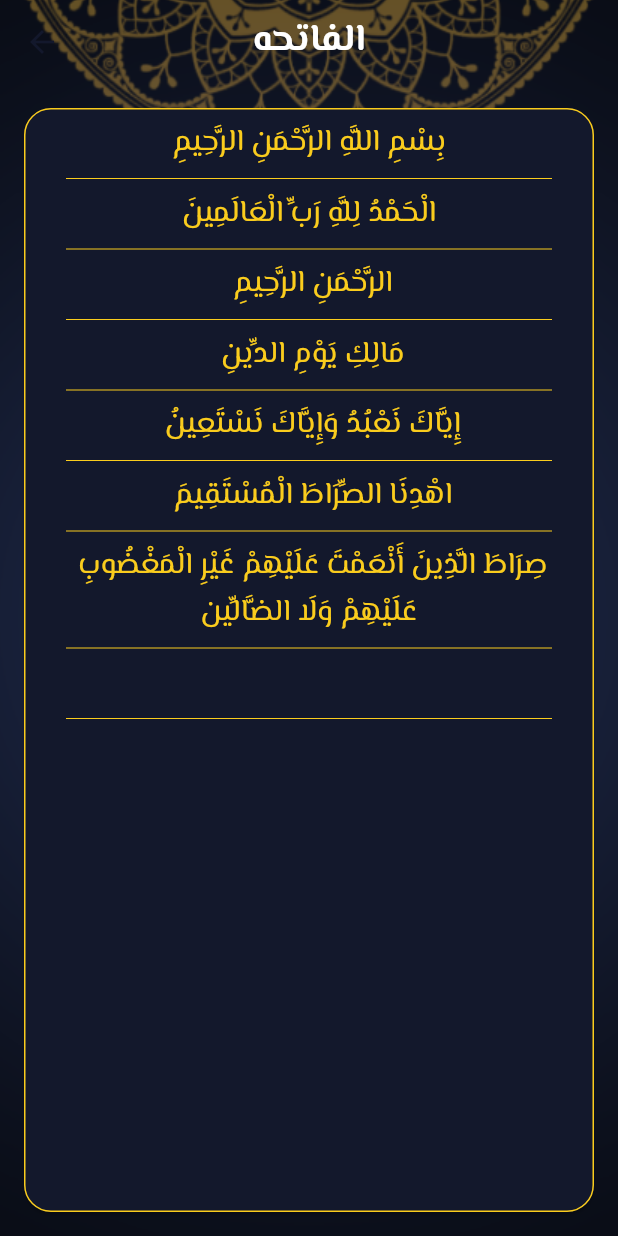
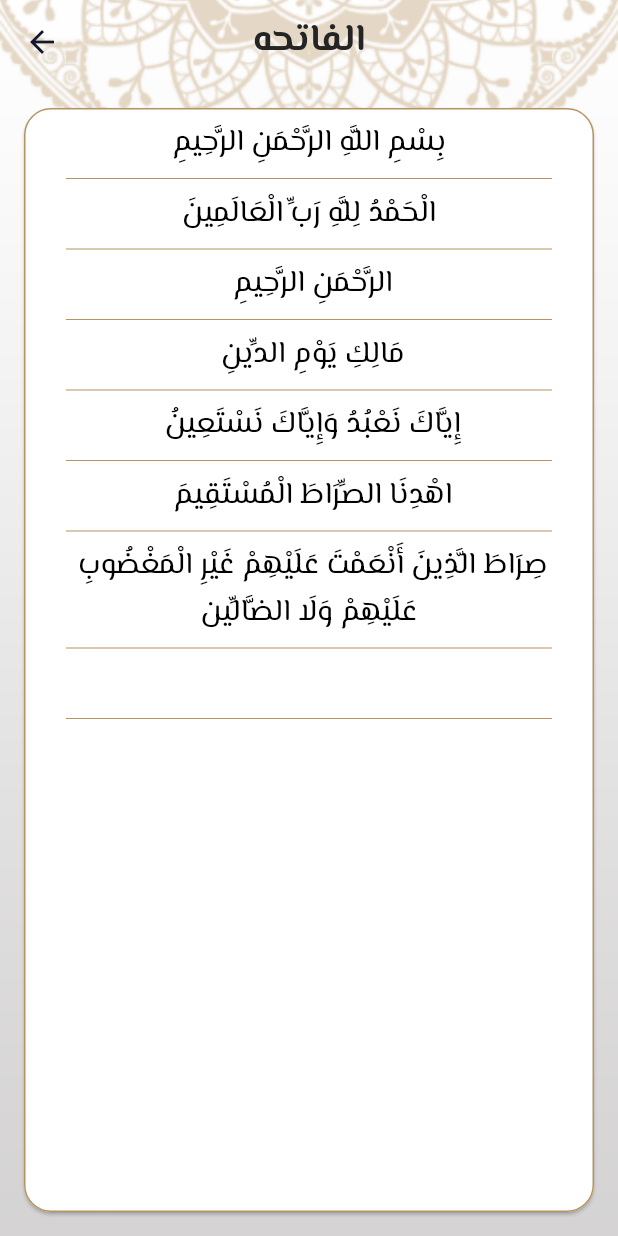
Before and after one commit to osamaromeh10/islamiapp, a Flutter app: the screen it shows after launch, after a tap on "الفاتحه", on a phone screen of 412 x 824 dp. Run offline on Flutter 3.47's test engine with Material 2 defaults, Android fonts, the phone set to English and light mode, and no system bars; our stand-ins replace google_fonts, shared_preferences.

Commit message:
add dark theme and enable this Finish Dark Mode Install Dark mode and made a switch between Themes on my app

```diff
--- a/lib/home.dart
+++ b/lib/home.dart
@@ -29,7 +29,7 @@ class _HomeScreenState extends State<HomeScreen> {
   Widget build(BuildContext context) {
     return Stack(children: [
       Image.asset(
-        "assets/images/darkback.png",
+        "assets/images/background.png",
         width: double.infinity,
         height: double.infinity,
         fit: BoxFit.cover,
@@ -50,23 +50,23 @@ class _HomeScreenState extends State<HomeScreen> {
             BottomNavigationBarItem(
                 icon: ImageIcon(AssetImage("assets/images/quran.png")),
                 label: "Quarn",
-                backgroundColor: MyThemeData.PrimaryColorDark),
+                backgroundColor: MyThemeData.PrimaryColor),
             BottomNavigationBarItem(
                 icon: ImageIcon(AssetImage("assets/images/sebha.png")),
                 label: "Sebha",
-                backgroundColor: MyThemeData.PrimaryColorDark),
+                backgroundColor: MyThemeData.PrimaryColor),
             BottomNavigationBarItem(
                 icon: ImageIcon(AssetImage("assets/images/radio.png")),
                 label: "Radio",
-                backgroundColor: MyThemeData.PrimaryColorDark),
+                backgroundColor: MyThemeData.PrimaryColor),
             BottomNavigationBarItem(
                 icon: ImageIcon(AssetImage("assets/images/ahadeth.png")),
                 label: "Ahadeth",
-                backgroundColor: MyThemeData.PrimaryColorDark),
+                backgroundColor: MyThemeData.PrimaryColor),
             BottomNavigationBarItem(
                 icon: Icon(Icons.settings),
                 label: "Settings",
-                backgroundColor: MyThemeData.PrimaryColorDark),
+                backgroundColor: MyThemeData.PrimaryColor),
           ],
         ),
       ),
--- a/lib/main.dart
+++ b/lib/main.dart
@@ -2,10 +2,9 @@ import 'package:flutter/material.dart';
 
 import 'package:islami_app/home.dart';
 import 'package:islami_app/my_Theme_Data.dart';
-import 'package:islami_app/tabs/Test%20Provider.dart';
-import 'package:islami_app/tabs/settings_tab.dart';
+import 'package:islami_app/tabs/Toggle%20between%20Themes.dart';
 import 'package:islami_app/tabs/srua_details.dart';
-
+import 'package:provider/provider.dart';
 void main() {
   runApp(const MyApp());
 }
@@ -15,17 +14,23 @@ class MyApp extends StatelessWidget {
 
   @override
   Widget build(BuildContext context) {
+    return ChangeNotifierProvider<ThemeNotifier>(
+      create: (context) => ThemeNotifier(),
+      child: Consumer<ThemeNotifier>(
+        builder: ( context, ThemeNotifier notifier, Widget? child) {
           return MaterialApp(
             debugShowCheckedModeBanner: false,
             initialRoute: HomeScreen.routeName,
             routes: {
-        HomeScreen.routeName: (context) =>HomeScreen(),
+              HomeScreen.routeName: (context) => HomeScreen(),
               SruaDetailsScreen.routeName: (context) => SruaDetailsScreen(),
-       SettingTab.routeName:(context) => SettingTab(),
+
             },
-      theme: MyThemeData.darkTheme,
-      darkTheme: MyThemeData.darkTheme,
+            theme: notifier.darkTheme? MyThemeData.dark:MyThemeData.light,
+            darkTheme: MyThemeData.dark,
 
+          );}
+        ),
     );
   }
   }
--- a/lib/my_Theme_Data.dart
+++ b/lib/my_Theme_Data.dart
@@ -1,5 +1,6 @@
 import 'package:flutter/material.dart';
 import 'package:google_fonts/google_fonts.dart';
+import 'package:shared_preferences/shared_preferences.dart';
 
 class MyThemeData {
   static Color PrimaryColor=Color(0xffB7935f);
@@ -7,7 +8,7 @@ class MyThemeData {
   static Color BlackColor=Color(0xff242424);
   static Color whiteColor=Colors.white;
   static Color YellowColor=Color(0xfffacc1d);
-  static ThemeData lightTheme = ThemeData(
+  static ThemeData light = ThemeData(
       scaffoldBackgroundColor: Colors.transparent,
       appBarTheme:  AppBarTheme(
         iconTheme: IconThemeData(color: PrimaryColor,),
@@ -48,7 +49,7 @@ class MyThemeData {
 
 
   );
-  static ThemeData darkTheme = ThemeData(
+  static ThemeData dark = ThemeData(
       scaffoldBackgroundColor: Colors.transparent,
       appBarTheme:  AppBarTheme(
         iconTheme: IconThemeData(color: PrimaryColorDark,),
@@ -89,4 +90,7 @@ class MyThemeData {
 
 
   );
+
+
+
 }
--- /dev/null
+++ b/lib/tabs/Toggle between Themes.dart
@@ -0,0 +1,21 @@
+import 'package:flutter/material.dart';
+import 'package:shared_preferences/shared_preferences.dart';
+
+class ThemeNotifier extends ChangeNotifier
+{
+
+
+  final String Key="Theme";
+  late SharedPreferences prefs;
+  late bool _darkTheme;
+  ThemeNotifier() {
+    _darkTheme=true;
+  }
+  toggleTheme() {
+    _darkTheme= !_darkTheme;
+    notifyListeners();
+  }
+  bool get darkTheme=>_darkTheme;
+
+
+}
--- a/lib/tabs/quarn_tab.dart
+++ b/lib/tabs/quarn_tab.dart
@@ -133,19 +133,17 @@ class QuarnTab extends StatelessWidget {
           ),
           Text("Sura Name",
               style: Theme.of(context).textTheme.bodyMedium!.copyWith(
-                color: MyThemeData.whiteColor
-
-                  )
-          ),
+                    color: MyThemeData.BlackColor,
+                  )),
           Divider(
-            color: MyThemeData.YellowColor,
+            color: MyThemeData.PrimaryColor,
             thickness: 2,
           ),
           Expanded(
             child: ListView.separated(
               separatorBuilder: (context, index) => Divider(
                 thickness: 1,
-                color: MyThemeData.YellowColor,
+                color: MyThemeData.PrimaryColor,
                 indent: 40,
                 endIndent: 40,
               ),
@@ -159,7 +157,7 @@ class QuarnTab extends StatelessWidget {
                     child: Text(
                       suraNames[index],
                       style: Theme.of(context).textTheme.bodySmall!.copyWith(
-                        color: MyThemeData.whiteColor
+                        color: MyThemeData.BlackColor
                       ),
                     ),
                   ),
--- a/lib/tabs/srua_details.dart
+++ b/lib/tabs/srua_details.dart
@@ -24,7 +24,7 @@ class _SruaDetailsScreenState extends State<SruaDetailsScreen> {
       Container(
       decoration: BoxDecoration(
           image: DecorationImage(
-        image: AssetImage("assets/images/darkback.png"),
+        image: AssetImage("assets/images/background.png"),
         fit: BoxFit.cover,
       )
       ),
@@ -34,27 +34,28 @@ class _SruaDetailsScreenState extends State<SruaDetailsScreen> {
             title: Text(
           args.Name,
           style: Theme.of(context).textTheme.bodyMedium!.copyWith(
-            color: MyThemeData.whiteColor
+                color: MyThemeData.BlackColor,
               ),
         )
         ),
         body: Padding(
           padding: const EdgeInsets.all(12.0),
           child: Card(
-            color: MyThemeData.PrimaryColorDark,
             shape: RoundedRectangleBorder(
                 borderRadius: BorderRadius.circular(18),
-                side: BorderSide(color: MyThemeData.YellowColor)),
+                side: BorderSide(color: MyThemeData.PrimaryColor)),
             child: Padding(
               padding: const EdgeInsets.all(8.0),
               child: ListView.separated(
                 separatorBuilder: (context, index) => Divider(
-                    indent: 20, endIndent: 20, color: MyThemeData.YellowColor),
+                    indent: 20, endIndent: 20, color: MyThemeData.PrimaryColor),
                 itemBuilder: (context, index) {
                   return Center(
                       child: Text(
                     verses[index],
-                    style: Theme.of(context).textTheme.bodySmall,
+                    style: Theme.of(context).textTheme.bodySmall!.copyWith(
+                      color: Colors.black
+                    ),
                     textAlign: TextAlign.center,
                   ));
                 },
--- a/pubspec.yaml
+++ b/pubspec.yaml
@@ -37,6 +37,7 @@ dependencies:
   cupertino_icons: ^1.0.2
   google_fonts: ^5.1.0
   provider: ^6.0.5
+  shared_preferences: ^2.2.1
 
 dev_dependencies:
   flutter_test:
```
Also changed, not shown: lib/tabs/Test Provider.dart (deleted, +0 -14 lines), lib/tabs/settings_tab.dart (+24 -12 lines), pubspec.lock. Lines whose indentation alone changed are shown as unchanged.
